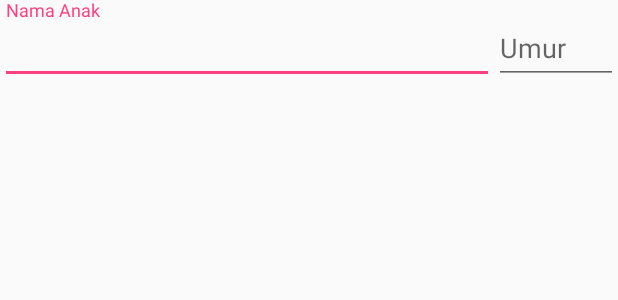
After one commit to rimaanggraini/AdvancedWidget1, an Android app: the layout layout_anak.xml on its own in the app's theme, with its tools: preview values and no code run, on a phone screen of 412 x 824 dp. The commit adds this screen. Shown: the top 300 px of the screen. Run offline under Robolectric (Android 15) with nearby library versions, the phone set to English and light mode, and no system bars.

Commit message:
Widget Programming Final Part.

```diff
--- /dev/null
+++ b/app/src/main/res/layout/layout_anak.xml
@@ -0,0 +1,34 @@
+<?xml version="1.0" encoding="utf-8"?>
+<LinearLayout xmlns:android="http://schemas.android.com/apk/res/android"
+    android:layout_width="match_parent"
+    android:layout_height="match_parent"
+    android:weightSum="1">
+
+    <android.support.design.widget.TextInputLayout
+        android:layout_width="0dp"
+        android:layout_height="wrap_content"
+        android:layout_weight="0.8">
+
+        <android.support.design.widget.TextInputEditText
+            android:id="@+id/editTextNama"
+            android:layout_width="match_parent"
+            android:layout_height="match_parent"
+            android:hint="Nama Anak" />
+
+    </android.support.design.widget.TextInputLayout>
+
+    <android.support.design.widget.TextInputLayout
+        android:layout_width="0dp"
+        android:layout_height="wrap_content"
+        android:layout_weight="0.2">
+
+        <android.support.design.widget.TextInputEditText
+            android:id="@+id/editTextUmur"
+            android:layout_width="match_parent"
+            android:layout_height="match_parent"
+            android:hint="Umur"
+            android:maxLength="2" />
+
+    </android.support.design.widget.TextInputLayout>
+
+</LinearLayout>
```
Also changed, not shown: app/src/main/java/id/sch/smktelkom_mlg/learn/advancedwidget1/MainActivity.java (+51 -34 lines), app/src/main/res/layout/activity_main.xml (+28 -1 lines).
